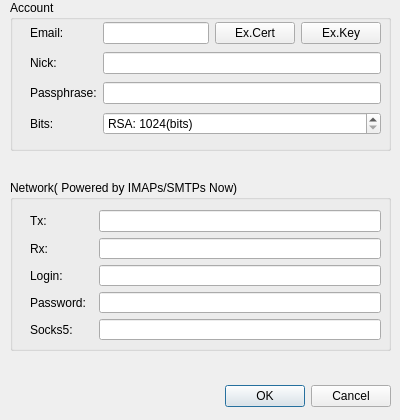
Before: the Qt Designer form qt/optiondialog.ui in bitbaba/bitmail, drawn with Qt 5.
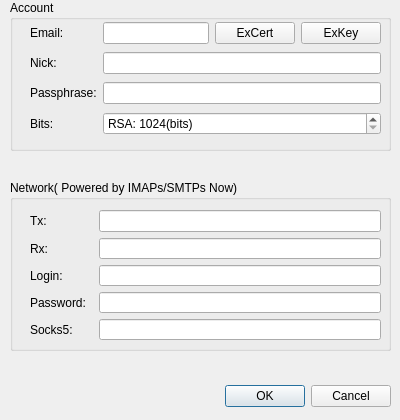
After: the same form once the commit is applied.

Patch:
```diff
--- a/qt/optiondialog.ui
+++ b/qt/optiondialog.ui
@@ -147,14 +147,14 @@
        <item>
         <widget class="QPushButton" name="btnExportCert">
          <property name="text">
-          <string>Ex.Cert</string>
+          <string>ExCert</string>
          </property>
         </widget>
        </item>
        <item>
         <widget class="QPushButton" name="btnExportKey">
          <property name="text">
-          <string>Ex.Key</string>
+          <string>ExKey</string>
          </property>
         </widget>
        </item>
```
